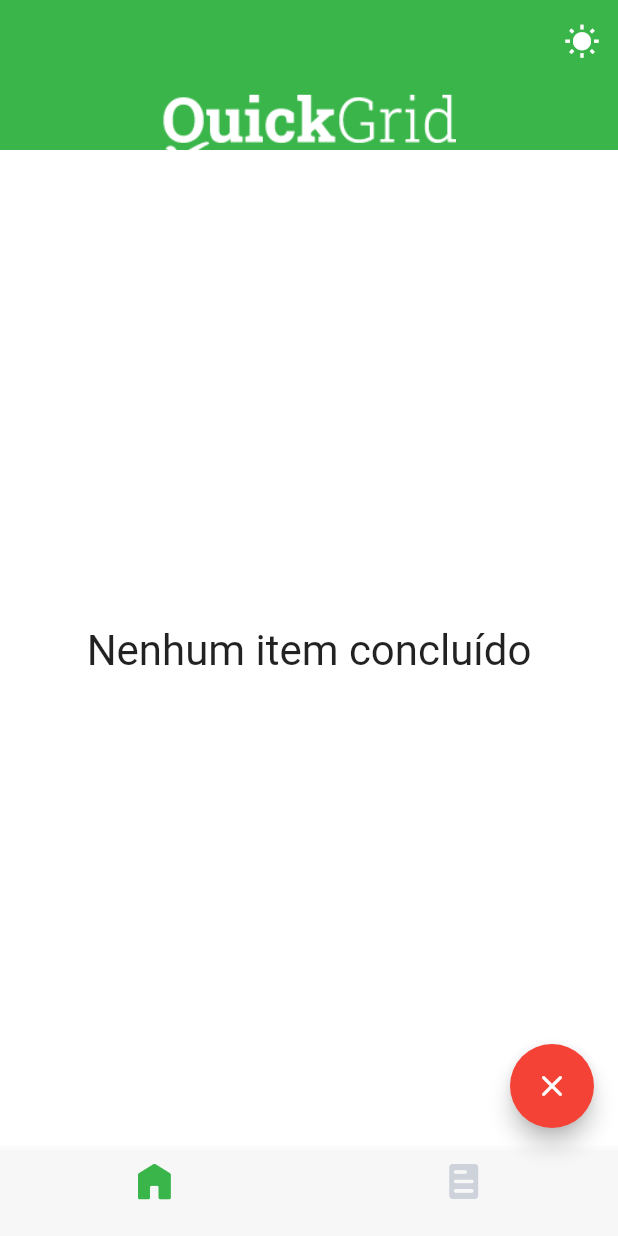
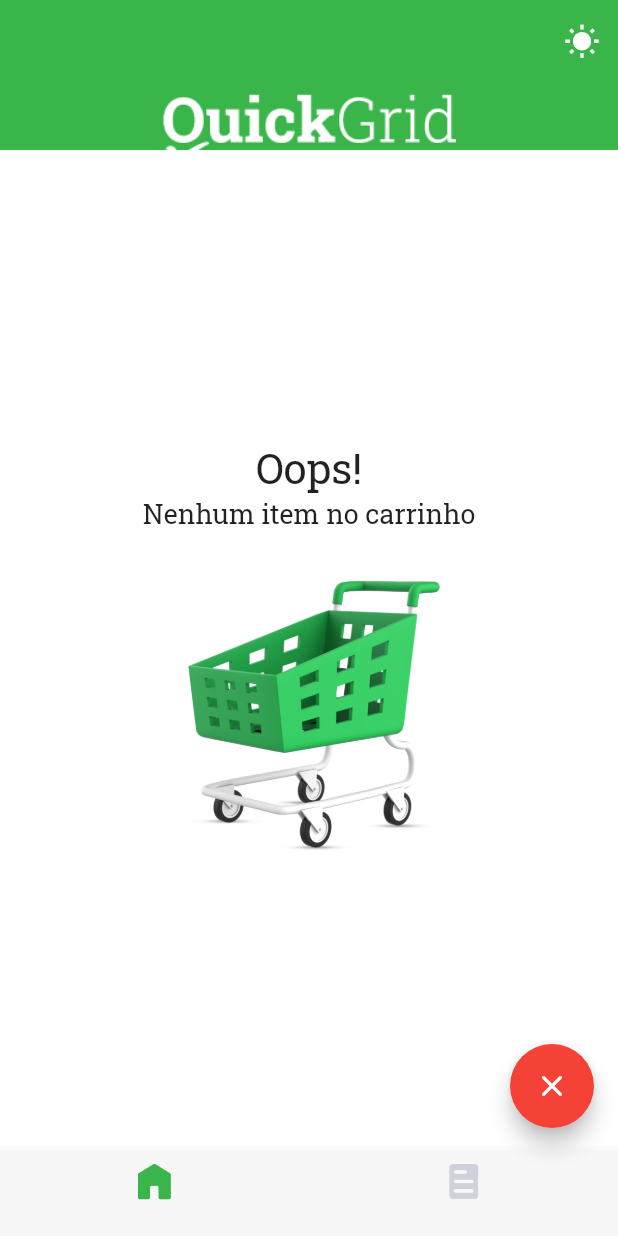
Before and after one commit to Emanuel-DSC/QuickGrid, a Flutter app: the FinalListPage screen opened by its route, on a phone screen of 412 x 824 dp. Run offline on Flutter 3.47's test engine with Material 2 defaults, Android fonts, the light colour scheme and no system bars; our stand-ins replace get_storage, google_fonts, shared_preferences, swipe_to; accounts and stored records are empty.

Commit message:
FEATURE - EmptyPage

```diff
--- a/lib/pages/add_item_page.dart
+++ b/lib/pages/add_item_page.dart
@@ -1,14 +1,12 @@
 // ignore_for_file: prefer_typing_uninitialized_variables
 import 'package:flutter/material.dart';
 import 'package:lista_mercado/models/categories_model.dart';
-import 'package:lista_mercado/pages/home_page.dart';
 import 'package:lista_mercado/themes/models/theme_models.dart';
 import 'package:lista_mercado/widgets/my_app_bar_widget.dart';
 import 'package:provider/provider.dart';
 import '../constants/lists.dart';
 import '../constants/padding.dart';
 import '../widgets/categories_card_widget.dart';
-import '../widgets/my_bottom_nav_bar_widget.dart';
 import '../widgets/my_textfield_widget.dart';
 
 class AddItem extends StatefulWidget {
--- a/lib/pages/category_page.dart
+++ b/lib/pages/category_page.dart
@@ -7,6 +7,7 @@ import '../database/database.dart';
 import '../models/categories_model.dart';
 import '../models/category_item_model.dart';
 import '../themes/models/theme_models.dart';
+import '../widgets/empty_list_widget.dart';
 import '../widgets/item_card_widget.dart';
 import '../widgets/my_app_bar_widget.dart';
 
@@ -41,7 +42,7 @@ class _CategoryPageState extends State<CategoryPage> {
         icon: Icons.arrow_back_ios_rounded,
       ),
       body: CategoryPage.itemList.isEmpty
-          ? const Center(child: Text('Nenhum item adicionado', style: TextStyle(fontSize: 28),))
+          ? EmptyPage(text: 'Nenhum item adicionado')
           : Consumer<CategoryProvider>(
               builder: (context, categoryProvider, child) {
                 return Column(
--- a/lib/pages/final_list_page.dart
+++ b/lib/pages/final_list_page.dart
@@ -5,6 +5,7 @@ import 'package:lista_mercado/widgets/my_app_bar_widget.dart';
 import 'package:provider/provider.dart';
 import '../constants/lists.dart';
 import '../themes/models/theme_models.dart';
+import '../widgets/empty_list_widget.dart';
 import '../widgets/my_bottom_nav_bar_widget.dart';
 
 class FinalListPage extends StatefulWidget {
@@ -26,12 +27,7 @@ class _FinalListPageState extends State<FinalListPage> {
         icon: null,
       ),
       body: listaFinal.isEmpty
-          ? const Center(
-              child: Text(
-              'Nenhum item concluído',
-              textAlign: TextAlign.center,
-              style: TextStyle(fontSize: 28),
-            ))
+          ? EmptyPage(text: 'Nenhum item no carrinho')
           : Column(
               children: [
                 Expanded(
--- a/lib/widgets/categories_card_widget.dart
+++ b/lib/widgets/categories_card_widget.dart
@@ -2,9 +2,7 @@
 
 import 'package:flutter/material.dart';
 import 'package:lista_mercado/constants/padding.dart';
-import 'package:provider/provider.dart';
 
-import '../models/categories_model.dart';
 
 class CategoriesCard extends StatelessWidget {
   final VoidCallback onTap;
@@ -22,7 +20,6 @@ class CategoriesCard extends StatelessWidget {
 
   @override
   Widget build(BuildContext context) {
-    final categorySelectionProvider = Provider.of<CategoryProvider>(context);
     return GestureDetector(
       onTap: onTap,
       child: Column(
--- /dev/null
+++ b/lib/widgets/empty_list_widget.dart
@@ -0,0 +1,46 @@
+// ignore_for_file: must_be_immutable
+
+import 'package:flutter/material.dart';
+import 'package:google_fonts/google_fonts.dart';
+
+import '../constants/padding.dart';
+
+class EmptyPage extends StatelessWidget {
+  String text;
+  EmptyPage({super.key,
+    required this.text,
+  });
+
+  @override
+  Widget build(BuildContext context) {
+    return Padding(
+      padding: const EdgeInsets.all(12.0),
+      child: Column(
+        mainAxisAlignment: MainAxisAlignment.center,
+        children: [
+          Center(
+              child: Text(
+            'Oops!',
+            textAlign: TextAlign.center,
+            style: GoogleFonts.robotoSlab(
+              fontSize: 28,
+            ),
+          )),
+          Center(
+              child: Text(
+            text,
+            textAlign: TextAlign.center,
+            style: GoogleFonts.robotoSlab(
+              fontSize: 18,
+            ),
+          )),
+          SizedBox(height: kpadding20),
+          const SizedBox(
+              height: 200,
+              width: 200,
+              child: Image(image: AssetImage('assets/images/empty_list.png'))),
+        ],
+      ),
+    );
+  }
+}
--- a/lib/widgets/my_app_bar_widget.dart
+++ b/lib/widgets/my_app_bar_widget.dart
@@ -1,8 +1,6 @@
 import 'package:flutter/material.dart';
 import 'package:lista_mercado/pages/home_page.dart';
-import 'package:provider/provider.dart';
 
-import '../models/categories_model.dart';
 import '../themes/models/theme_models.dart';
 
 class MyAppBar extends StatelessWidget implements PreferredSizeWidget {
@@ -16,7 +14,6 @@ class MyAppBar extends StatelessWidget implements PreferredSizeWidget {
 
   @override
   Widget build(BuildContext context) {
-    final categoryProvider = Provider.of<CategoryProvider>(context, listen: false);
 
     return AppBar(
       backgroundColor: AppBarTheme.of(context).backgroundColor,
@@ -34,10 +31,9 @@ class MyAppBar extends StatelessWidget implements PreferredSizeWidget {
         ],
       ),
       leading: GestureDetector(
-          onTap: () {
+          onTap: () =>
             Navigator.push(context,
-              MaterialPageRoute(builder: (context) => const HomePage()));
-          } ,
+              MaterialPageRoute(builder: (context) => const HomePage())),
           child: Icon(icon, color: Colors.white,)),
       actions: [
         IconButton(
--- a/pubspec.yaml
+++ b/pubspec.yaml
@@ -61,6 +61,7 @@ flutter:
     - assets/images/list_icon.png
     - assets/images/home_icon.png
     - assets/images/white_logo.png
+    - assets/images/empty_list.png
 
   # An image asset can refer to one or more resolution-specific "variants", see
   # https://flutter.dev/assets-and-images/#resolution-aware
```
Also changed, not shown: assets/images/empty_list.png (added).
